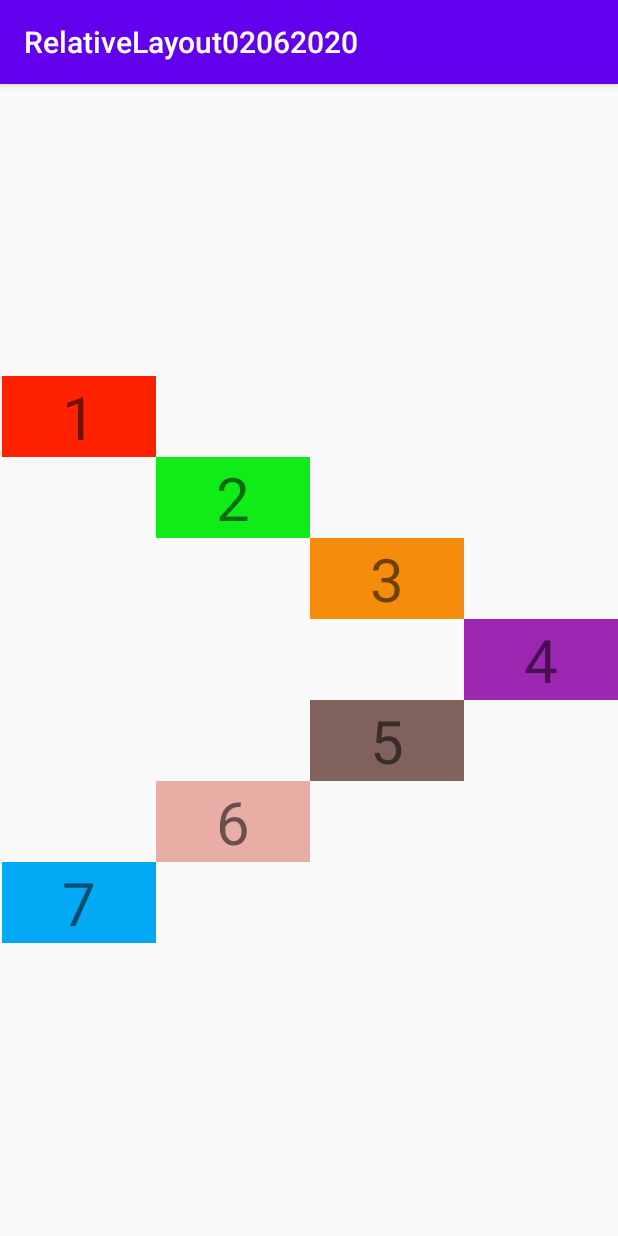
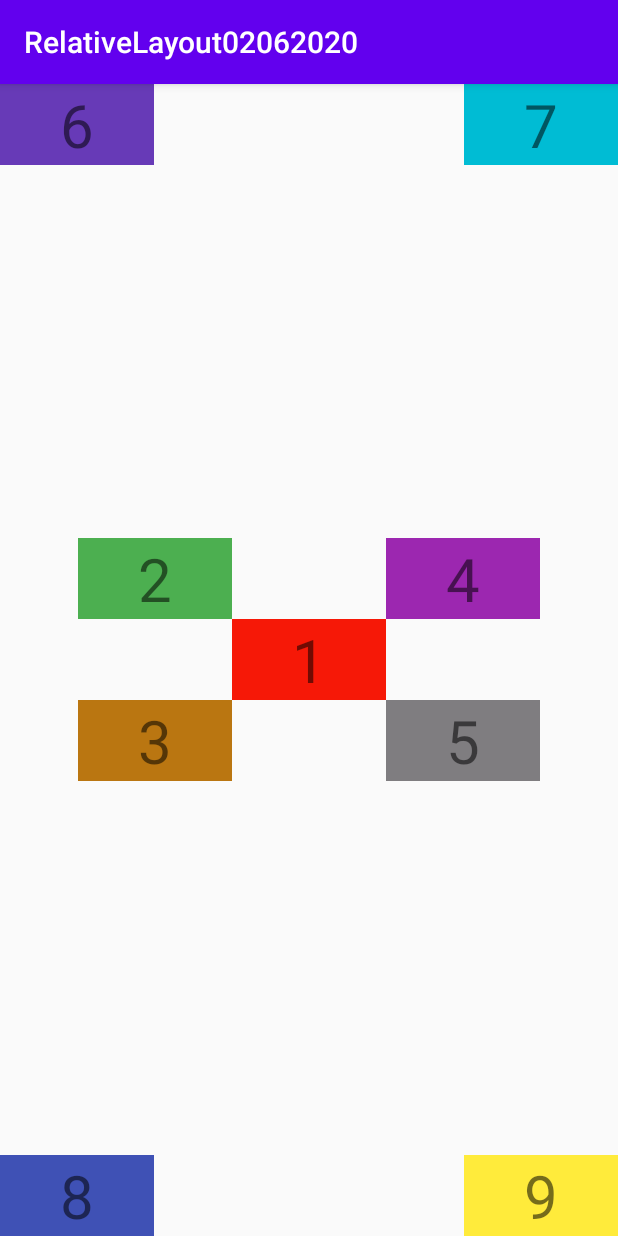
Before and after one commit to tanphat171/RelativeLayout02062020, an Android app: the screen it shows after launch (MainActivity), on a phone screen of 412 x 824 dp. Run offline under Robolectric (Android 15) with nearby library versions, the phone set to English and light mode, and no system bars.

Commit message:
Bai tap 4

```diff
--- a/app/src/main/res/layout/activity_main.xml
+++ b/app/src/main/res/layout/activity_main.xml
@@ -7,72 +7,88 @@
     tools:context=".MainActivity">
 
     <TextView
+        android:id="@+id/text1"
+        android:paddingHorizontal="40dp"
+        android:layout_centerInParent="true"
+        android:text="1"
+        android:background="#F61807"
+        android:textSize="40dp"
+        android:layout_width="wrap_content"
+        android:layout_height="wrap_content"/>
+    <TextView
+        android:id="@+id/text2"
+        android:paddingHorizontal="40dp"
+        android:layout_above="@id/text1"
+        android:layout_toStartOf="@id/text1"
+        android:text="2"
+        android:background="#4CAF50"
+        android:textSize="40dp"
+        android:layout_width="wrap_content"
+        android:layout_height="wrap_content"/>
+    <TextView
+        android:id="@+id/text3"
+        android:paddingHorizontal="40dp"
+        android:layout_below="@id/text1"
+        android:layout_toStartOf="@id/text1"
+        android:text="3"
+        android:background="#BA7611"
+        android:textSize="40dp"
+        android:layout_width="wrap_content"
+        android:layout_height="wrap_content"/>
+    <TextView
         android:id="@+id/text4"
         android:paddingHorizontal="40dp"
-        android:layout_centerInParent="true"
-        android:layout_alignParentEnd="true"
+        android:layout_above="@id/text1"
+        android:layout_toEndOf="@id/text1"
         android:text="4"
         android:background="#9C27B0"
         android:textSize="40dp"
         android:layout_width="wrap_content"
         android:layout_height="wrap_content"/>
     <TextView
-        android:id="@+id/text3"
-        android:layout_toStartOf="@id/text4"
-        android:layout_above="@id/text4"
+        android:id="@+id/text5"
         android:paddingHorizontal="40dp"
-        android:text="3"
-        android:background="#F68C0B"
-        android:textSize="40dp"
-        android:layout_width="wrap_content"
-        android:layout_height="wrap_content"/>
-    <TextView
-        android:id="@+id/text2"
-        android:layout_toStartOf="@id/text3"
-        android:layout_above="@id/text3"
-        android:paddingHorizontal="40dp"
-        android:text="2"
-        android:background="#0FEC18"
-        android:textSize="40dp"
-        android:layout_width="wrap_content"
-        android:layout_height="wrap_content"/>
-    <TextView
-        android:id="@+id/text1"
-        android:layout_toStartOf="@id/text2"
-        android:layout_above="@id/text2"
-        android:paddingHorizontal="40dp"
-        android:text="1"
-        android:background="#f20"
-        android:textSize="40dp"
-        android:layout_width="wrap_content"
-        android:layout_height="wrap_content"/>
-    <TextView
-        android:id="@+id/text5"
-        android:layout_toStartOf="@id/text4"
-        android:layout_below="@id/text4"
-        android:paddingHorizontal="40dp"
+        android:layout_below="@id/text1"
+        android:layout_toEndOf="@id/text1"
         android:text="5"
-        android:background="#80615C"
+        android:background="#7F7D80"
         android:textSize="40dp"
         android:layout_width="wrap_content"
         android:layout_height="wrap_content"/>
     <TextView
         android:id="@+id/text6"
-        android:layout_toStartOf="@id/text5"
-        android:layout_below="@id/text5"
         android:paddingHorizontal="40dp"
         android:text="6"
-        android:background="#E8AEA5"
+        android:background="#673AB7"
         android:textSize="40dp"
         android:layout_width="wrap_content"
         android:layout_height="wrap_content"/>
     <TextView
         android:id="@+id/text7"
-        android:layout_toStartOf="@id/text6"
-        android:layout_below="@id/text6"
+        android:layout_alignParentEnd="true"
         android:paddingHorizontal="40dp"
         android:text="7"
-        android:background="#03A9F4"
+        android:background="#00BCD4"
+        android:textSize="40dp"
+        android:layout_width="wrap_content"
+        android:layout_height="wrap_content"/>
+
+    <TextView
+        android:id="@+id/text8"
+        android:layout_alignParentBottom="true"
+        android:paddingHorizontal="40dp"
+        android:text="8"
+        android:background="#3F51B5"
+        android:textSize="40dp"
+        android:layout_width="wrap_content"
+        android:layout_height="wrap_content"/>
+    <TextView
+        android:id="@+id/text9"
+        android:layout_alignParentBottom="true"
+        android:layout_alignParentEnd="true"
+        android:paddingHorizontal="40dp"
+        android:text="9"
+        android:background="#FFEB3B"
         android:textSize="40dp"
         android:layout_width="wrap_content"
         android:layout_height="wrap_content"/>
```
